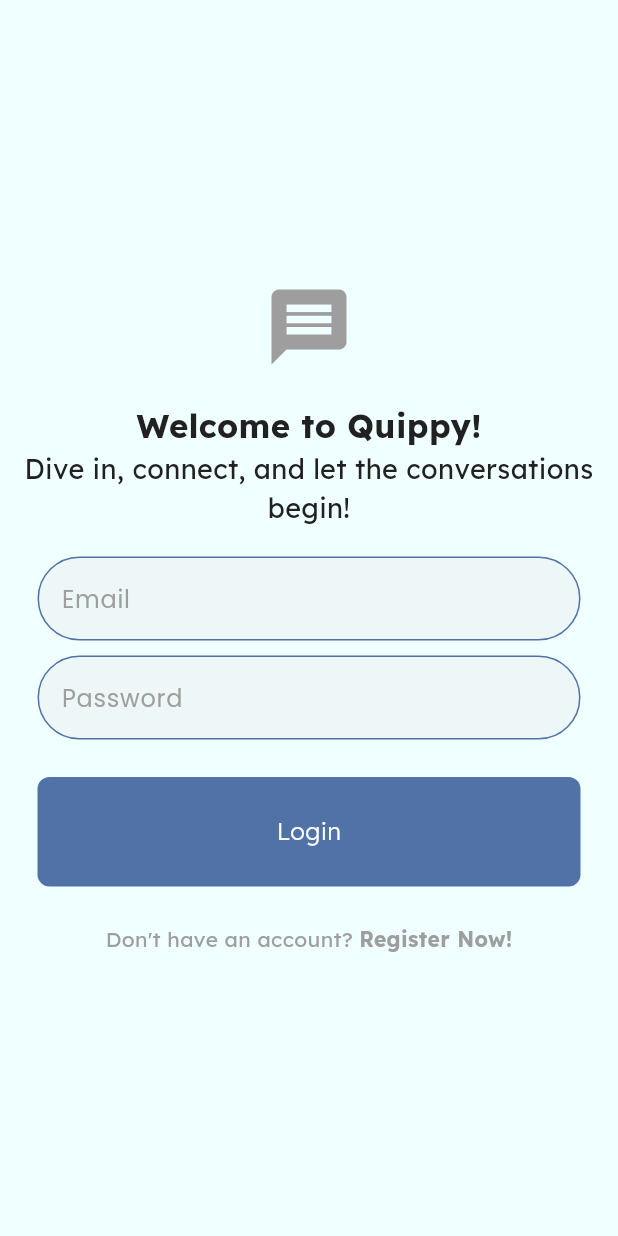
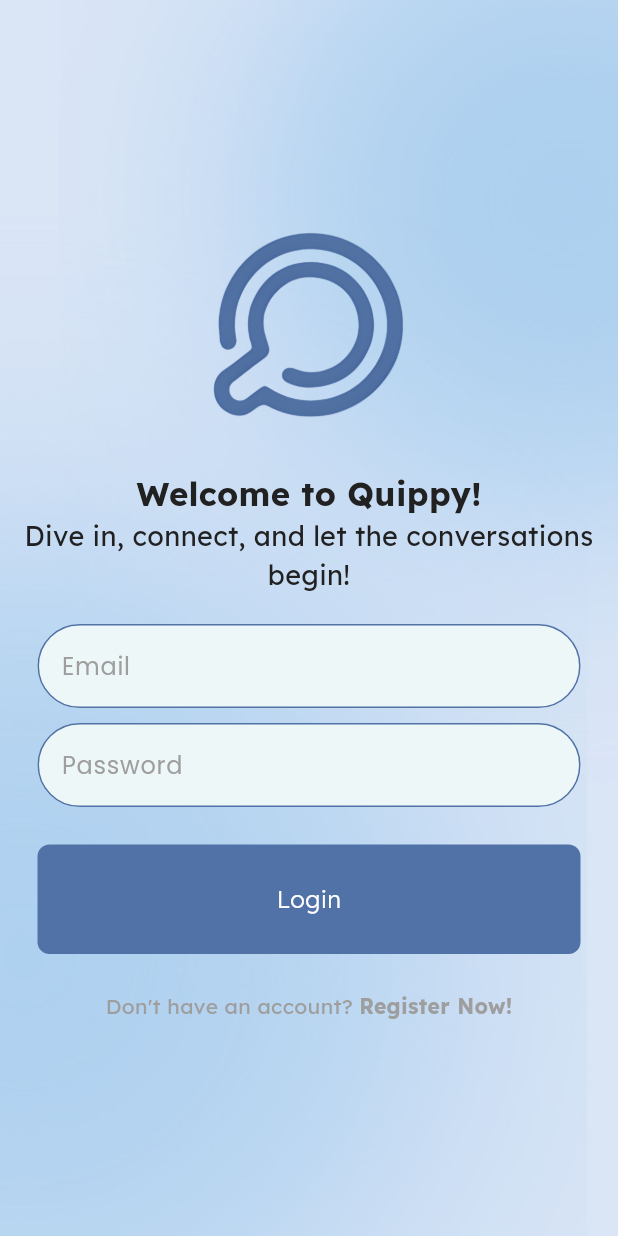
Before and after one commit to MaryEddythe/voxify, a Flutter app: the screen it shows after launch, on a phone screen of 412 x 824 dp. Run offline on Flutter 3.47's test engine with Material 3 defaults, Android fonts, the phone set to English and light mode, and no system bars; our stand-ins replace cloud_firestore, firebase_auth, firebase_core, google_fonts; accounts and stored records are empty.

```diff
--- a/lib/page/login.dart
+++ b/lib/page/login.dart
@@ -40,16 +40,23 @@ class Login extends StatelessWidget {
   @override
   Widget build(BuildContext context) {
     return Scaffold(
-      backgroundColor: Theme.of(context).colorScheme.background,
-      body: Center(
+      body: Container(
+        decoration: BoxDecoration(
+          image: DecorationImage(
+            image: AssetImage("assets/wala.jpg"),
+            fit: BoxFit.cover,
+          ),
+        ),
+        child: Center(
+          child: SingleChildScrollView(
             child: Column(
               mainAxisAlignment: MainAxisAlignment.center,
               children: [
-            // logo message//
-            Icon(
-              Icons.message,
-              size: 60,
-              color: Theme.of(context).colorScheme.primary,
+                // logo image//
+                Image.asset(
+                  "assets/logo.png", // Change to your logo image path
+                  width: 150, // Adjust the width as needed
+                  height: 150, // Adjust the height as needed
                 ),
 
                 // welcome message//
@@ -136,6 +143,8 @@ class Login extends StatelessWidget {
               ],
             ),
           ),
+        ),
+      ),
     );
   }
 }
--- a/pubspec.yaml
+++ b/pubspec.yaml
@@ -69,6 +69,7 @@ flutter:
     - assets/
     - assets/logo.png
     - assets/wallpaper.png
+    - assets/wala.jpg
 
   # An image asset can refer to one or more resolution-specific "variants", see
   # https://flutter.dev/assets-and-images/#resolution-aware
```
Also changed, not shown: assets/last.png (added), assets/log.png (added), assets/wala.jpg (added), pubspec.lock. Lines whose indentation alone changed are shown as unchanged.
